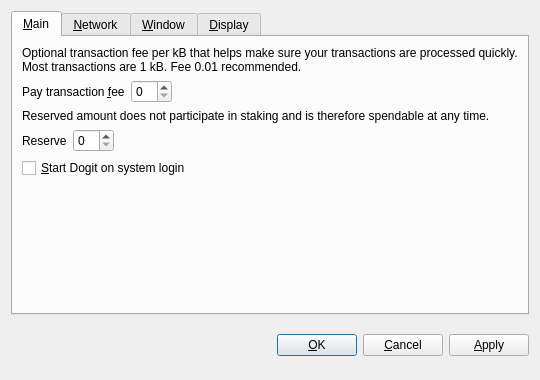
Old version of the form src/qt/forms/optionsdialog.ui in the repository equisde/test.
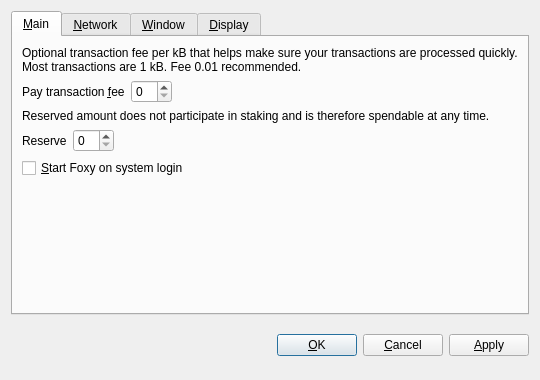
New version of the form. Custom widgets are drawn as their Qt base class.

Commit message: foxy first commit :D

The edit to the form file:
```diff
--- a/src/qt/forms/optionsdialog.ui
+++ b/src/qt/forms/optionsdialog.ui
@@ -128,7 +128,7 @@
           <string>Automatically start Dogit after logging in to the system.</string>
          </property>
          <property name="text">
-          <string>&amp;Start Dogit on system login</string>
+          <string>&amp;Start Foxy on system login</string>
          </property>
         </widget>
        </item>
```
Left out of the diff: 10 changed lines with no effect on the pictures. The commit also changes 137 other files.
